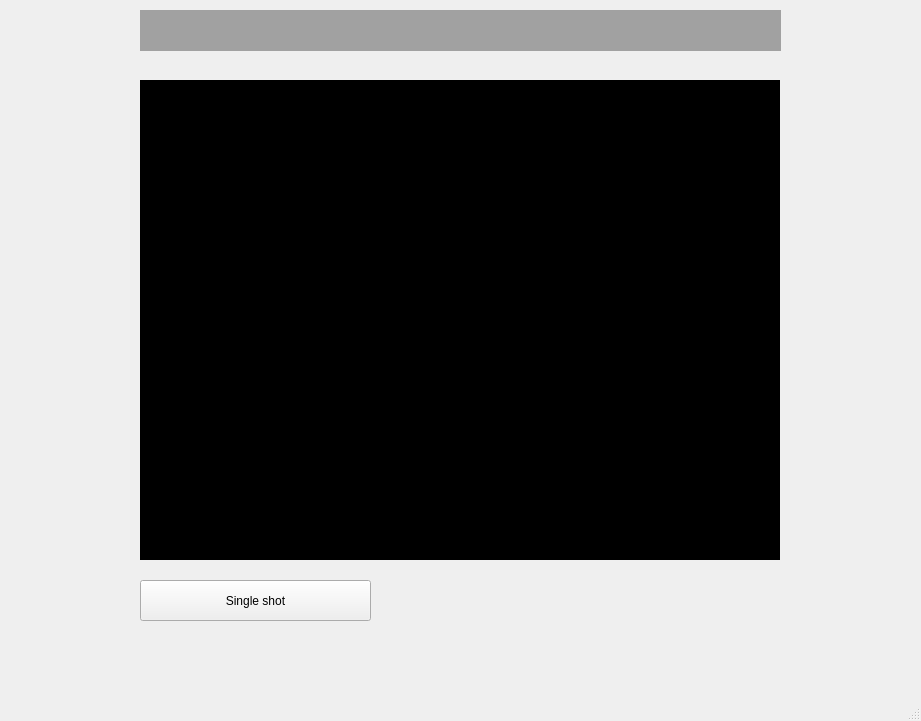
First picture: the form in teplo_camera/mainwindow.ui, repository ValeryStk/teplovizor, before the edit.
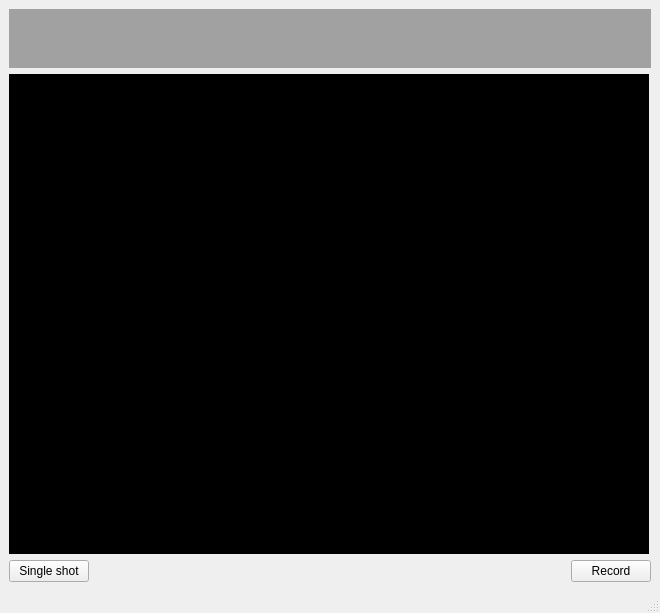
Second picture: the form after the edit.

What changed in the file:
```diff
--- a/teplo_camera/mainwindow.ui
+++ b/teplo_camera/mainwindow.ui
@@ -6,54 +6,19 @@
    <rect>
     <x>0</x>
     <y>0</y>
-    <width>921</width>
-    <height>721</height>
+    <width>660</width>
+    <height>613</height>
    </rect>
   </property>
   <property name="windowTitle">
    <string>Тепловизор PLUG617</string>
   </property>
   <widget class="QWidget" name="centralwidget">
-   <widget class="QLabel" name="label_image">
-    <property name="geometry">
-     <rect>
-      <x>140</x>
-      <y>80</y>
-      <width>640</width>
-      <height>480</height>
-     </rect>
-    </property>
-    <property name="minimumSize">
-     <size>
-      <width>640</width>
-      <height>480</height>
-     </size>
-    </property>
-    <property name="maximumSize">
-     <size>
-      <width>640</width>
-      <height>480</height>
-     </size>
-    </property>
-    <property name="cursor">
-     <cursorShape>CrossCursor</cursorShape>
-    </property>
-    <property name="styleSheet">
-     <string notr="true">background-color: rgb(0, 0, 0);</string>
-    </property>
-    <property name="text">
-     <string/>
-    </property>
-   </widget>
+   <layout class="QVBoxLayout" name="verticalLayout_2">
+    <item>
+     <layout class="QVBoxLayout" name="verticalLayout">
+      <item>
    <widget class="QLabel" name="label_cursor_value">
-    <property name="geometry">
-     <rect>
-      <x>140</x>
-      <y>10</y>
-      <width>641</width>
-      <height>41</height>
-     </rect>
-    </property>
     <property name="font">
      <font>
       <pointsize>18</pointsize>
@@ -70,19 +35,69 @@
      <set>Qt::AlignCenter</set>
     </property>
    </widget>
+      </item>
+      <item>
+       <widget class="QLabel" name="label_image">
+        <property name="minimumSize">
+         <size>
+          <width>640</width>
+          <height>480</height>
+         </size>
+        </property>
+        <property name="maximumSize">
+         <size>
+          <width>640</width>
+          <height>480</height>
+         </size>
+        </property>
+        <property name="cursor">
+         <cursorShape>CrossCursor</cursorShape>
+        </property>
+        <property name="styleSheet">
+         <string notr="true">background-color: rgb(0, 0, 0);</string>
+        </property>
+        <property name="text">
+         <string/>
+        </property>
+       </widget>
+      </item>
+      <item>
+       <layout class="QHBoxLayout" name="horizontalLayout">
+        <item>
    <widget class="QPushButton" name="pushButton_singleShot">
-    <property name="geometry">
-     <rect>
-      <x>140</x>
-      <y>580</y>
-      <width>231</width>
-      <height>41</height>
-     </rect>
-    </property>
     <property name="text">
      <string>Single shot</string>
     </property>
    </widget>
+        </item>
+        <item>
+         <spacer name="horizontalSpacer">
+          <property name="orientation">
+           <enum>Qt::Horizontal</enum>
+          </property>
+          <property name="sizeHint" stdset="0">
+           <size>
+            <width>40</width>
+            <height>20</height>
+           </size>
+          </property>
+         </spacer>
+        </item>
+        <item>
+         <widget class="QPushButton" name="pushButton_record">
+          <property name="text">
+           <string>Record</string>
+          </property>
+          <property name="checkable">
+           <bool>true</bool>
+          </property>
+         </widget>
+        </item>
+       </layout>
+      </item>
+     </layout>
+    </item>
+   </layout>
   </widget>
   <widget class="QMenuBar" name="menubar">
    <property name="geometry">
```
Left out of the diff: 2 changed lines with no effect on the pictures. Lines whose indentation alone changed are shown as unchanged.
